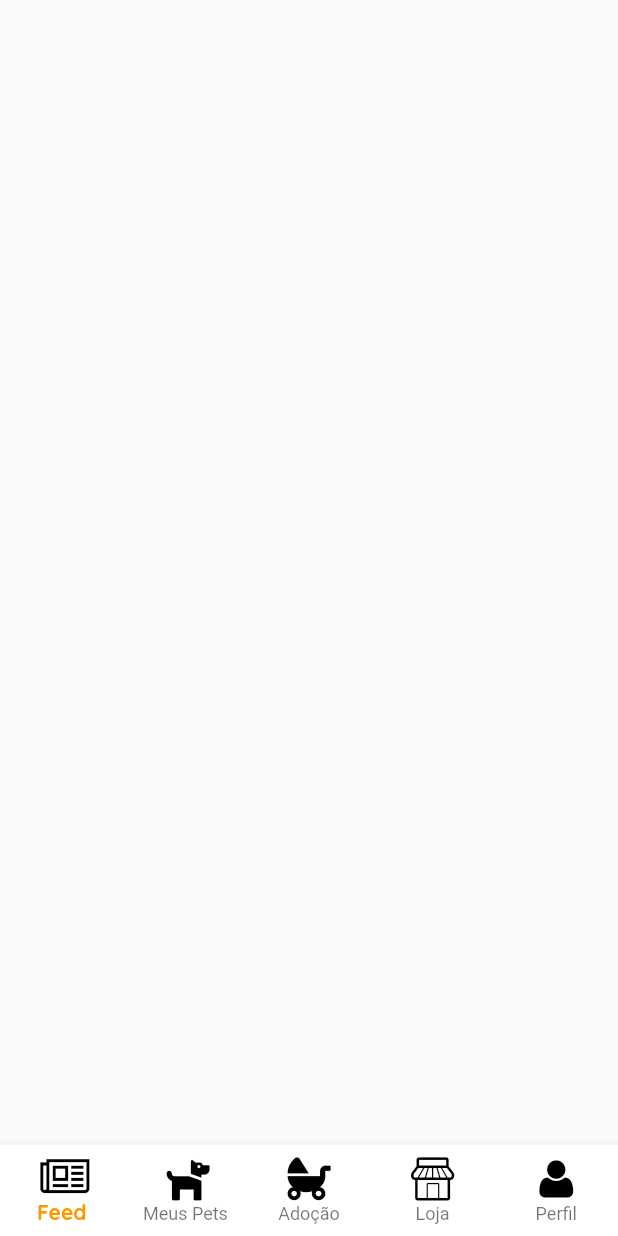
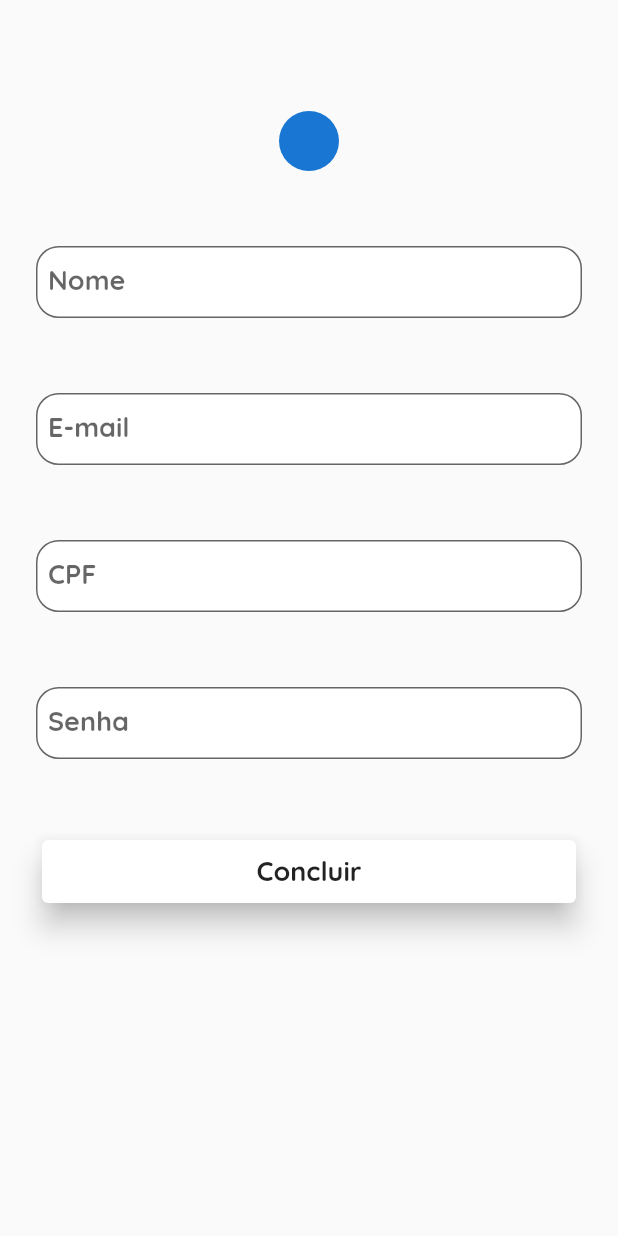
Before and after one commit to giederloreto/MeuGuaipeca, a Flutter app: the screen it shows after launch, on a phone screen of 412 x 824 dp. Run offline on Flutter 3.47's test engine with Material 2 defaults, Android fonts, the phone set to English and light mode, and no system bars.

Commit message:
feat: creation registerView e news custom Components.

```diff
--- a/lib/meu_guaipeca_app.dart
+++ b/lib/meu_guaipeca_app.dart
@@ -1,6 +1,7 @@
 import 'package:flutter/material.dart';
 import 'package:meu_guaipeca/presentation/home/home_view.dart';
 import 'package:meu_guaipeca/presentation/login/login.dart';
+import 'package:meu_guaipeca/presentation/registration/register_view.dart';
 
 class MeuGuaipeca extends StatelessWidget {
   const MeuGuaipeca({Key? key}) : super(key: key);
@@ -22,7 +23,7 @@ class MeuGuaipeca extends StatelessWidget {
           0A58F7,
         }, */
       ),
-      home: HomeView(),
+      home: RegisterView(),
     );
   }
 }
--- /dev/null
+++ b/lib/presentation/components/guaipeca_large_button.dart
@@ -0,0 +1,39 @@
+import 'package:flutter/material.dart';
+
+class GuaipecaLargeButton extends StatefulWidget {
+  String label;
+  GuaipecaLargeButton({required this.label, Key? key}) : super(key: key);
+
+  @override
+  State<GuaipecaLargeButton> createState() => _GuaipecaLargeButtonState();
+}
+
+class _GuaipecaLargeButtonState extends State<GuaipecaLargeButton> {
+  @override
+  Widget build(BuildContext context) {
+    return SizedBox(
+      height: 50,
+      child: Card(
+        elevation: 8,
+        clipBehavior: Clip.hardEdge,
+        child: InkWell(
+          onTap: () {},
+          child: Row(
+            mainAxisAlignment: MainAxisAlignment.center,
+            children: [
+              const SizedBox(height: 16),
+              Text(
+                widget.label,
+                style: const TextStyle(
+                    fontFamily: 'Quicksand',
+                    fontSize: 18,
+                    fontWeight: FontWeight.bold),
+              ),
+              const SizedBox(height: 16),
+            ],
+          ),
+        ),
+      ),
+    );
+  }
+}
--- /dev/null
+++ b/lib/presentation/components/guaipeca_text_form_field.dart
@@ -0,0 +1,34 @@
+import 'package:flutter/material.dart';
+
+class GuaipecaTextFormField extends StatefulWidget {
+  String label;
+
+  GuaipecaTextFormField({required this.label, Key? key}) : super(key: key);
+
+  @override
+  State<GuaipecaTextFormField> createState() => _GuaipecaTextFormFieldState();
+}
+
+class _GuaipecaTextFormFieldState extends State<GuaipecaTextFormField> {
+  @override
+  Widget build(BuildContext context) {
+    return TextFormField(
+      decoration: InputDecoration(
+        contentPadding: const EdgeInsets.all(8),
+        filled: true,
+        fillColor: Colors.white,
+        border: OutlineInputBorder(
+          borderRadius: BorderRadius.circular(15),
+        ),
+        label: Text(
+          widget.label,
+          style: const TextStyle(
+            fontFamily: 'Quicksand',
+            fontSize: 18,
+            fontWeight: FontWeight.bold,
+          ),
+        ),
+      ),
+    );
+  }
+}
--- a/lib/presentation/login/login.dart
+++ b/lib/presentation/login/login.dart
@@ -27,9 +27,9 @@ class _LoginViewState extends State<LoginView> {
                 mainAxisAlignment: MainAxisAlignment.center,
                 children: [
                   Image.asset(
-                    'assets/images/logo.png',
-                    height: MediaQuery.of(context).size.height * 0.35,
-                    width: MediaQuery.of(context).size.width * 0.1,
+                    'assets/images/logo05.png',
+                    height: MediaQuery.of(context).size.height * 0.30,
+                    width: MediaQuery.of(context).size.width * 0.15,
                   ),
                   SizedBox(
                     height: MediaQuery.of(context).size.height * 0.01,
@@ -88,9 +88,10 @@ class _LoginViewState extends State<LoginView> {
                       label: Text(
                         Strings.strings.senha,
                         style: TextStyle(
-                            fontFamily: 'Quicksand',
-                            fontSize: 18,
-                            fontWeight: FontWeight.bold),
+                          fontFamily: 'Quicksand',
+                          fontSize: 18,
+                          fontWeight: FontWeight.bold,
+                        ),
                       ),
                     ),
                   ),
--- /dev/null
+++ b/lib/presentation/registration/register_view.dart
@@ -0,0 +1,51 @@
+import 'package:flutter/material.dart';
+import 'package:meu_guaipeca/presentation/components/guaipeca_large_button.dart';
+import 'package:meu_guaipeca/presentation/components/guaipeca_text_form_field.dart';
+
+class RegisterView extends StatefulWidget {
+  RegisterView({Key? key}) : super(key: key);
+
+  @override
+  State<RegisterView> createState() => _RegisterViewState();
+}
+
+class _RegisterViewState extends State<RegisterView> {
+  @override
+  Widget build(BuildContext context) {
+    return Scaffold(
+      body: Center(
+        child: Padding(
+          padding: const EdgeInsets.all(24.0),
+          child: Column(
+            children: [
+              SizedBox(
+                height: 50,
+              ),
+              CircleAvatar(),
+              SizedBox(
+                height: 50,
+              ),
+              GuaipecaTextFormField(label: 'Nome'),
+              SizedBox(
+                height: 50,
+              ),
+              GuaipecaTextFormField(label: 'E-mail'),
+              SizedBox(
+                height: 50,
+              ),
+              GuaipecaTextFormField(label: 'CPF'),
+              SizedBox(
+                height: 50,
+              ),
+              GuaipecaTextFormField(label: 'Senha'),
+              SizedBox(
+                height: 50,
+              ),
+              GuaipecaLargeButton(label: 'Concluir')
+            ],
+          ),
+        ),
+      ),
+    );
+  }
+}
```
